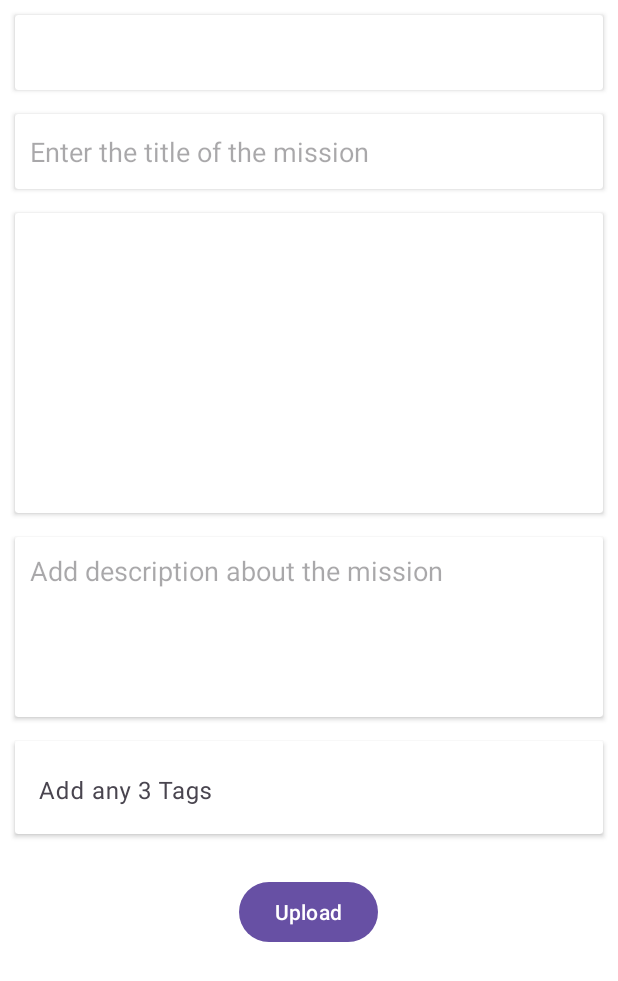
After one commit to fourhaan/CosmicLink, an Android app: the AddPostActivity screen opened directly, with no data from a screen before it, on a phone screen of 412 x 824 dp. The commit adds this screen. Shown: the top 981 px of the screen. Run offline under Robolectric (Android 15) with nearby library versions, the phone set to English and light mode, and no system bars; our stand-ins replace Firebase (no records; nobody signed in at launch, a user with empty details on screens opened directly); libraries missing offline, so code that uses them is left out: com.github.dhaval2404.imagepicker; pictures from the network do not load; Roboto replaces fonts that are not available here.

Commit message:
add first working model of making a post check firebase database for reference

```diff
--- a/app/src/main/java/com/example/volunteerapp/Activities/SearchChatActivity.java
+++ b/app/src/main/java/com/example/volunteerapp/Chat/Activity/SearchChatActivity.java
@@ -1,4 +1,4 @@
-package com.example.volunteerapp.Activities;
+package com.example.volunteerapp.Chat.Activity;
 
 import androidx.appcompat.app.AppCompatActivity;
 
--- a/app/src/main/java/com/example/volunteerapp/Fragments/OrgProfileFragment.java
+++ b/app/src/main/java/com/example/volunteerapp/Fragments/OrgProfileFragment.java
@@ -258,7 +258,6 @@ public class OrgProfileFragment extends Fragment {
                 InputStream inputStream = getContext().getContentResolver().openInputStream(imagePath);
                 bitmap = BitmapFactory.decodeStream(inputStream, null, options);
 
-                // Now you can use the 'bitmap' in your ImageView or perform other operations.
                 profileImageView.setImageBitmap(bitmap);
             } catch (IOException e) {
                 e.printStackTrace();
@@ -308,7 +307,7 @@ public class OrgProfileFragment extends Fragment {
     private Bitmap compressImage() {
         // Decode the image with options to scale down
         BitmapFactory.Options options = new BitmapFactory.Options();
-        options.inSampleSize = 2; // Adjust this value based on your compression needs
+        options.inSampleSize = 2;
 
         Bitmap compressedBitmap = null;
 
--- a/app/src/main/java/com/example/volunteerapp/Models/organisationDetails.java
+++ b/app/src/main/java/com/example/volunteerapp/Models/organisationDetails.java
@@ -3,6 +3,9 @@ package com.example.volunteerapp.Models;
 public class organisationDetails {
     private String fullname,email,mobile,usertype,state,city,joining_date,org_type,bio,image_url,username,userId;
 
+    organisationDetails(){
+
+    }
     // Constructor to initialize values
     public organisationDetails(String TextfullName, String username , String Textemail, String TextmobileNo, String userType, String selectedState, String selectedCity, String joiningDate, String selectedOrgType, String bio, String imgUrl, String userId ) {
         this.fullname = TextfullName;
--- a/app/src/main/java/com/example/volunteerapp/Models/volunteerDetails.java
+++ b/app/src/main/java/com/example/volunteerapp/Models/volunteerDetails.java
@@ -3,6 +3,9 @@ package com.example.volunteerapp.Models;
 public class volunteerDetails {
     private String fullname, username,email, gender, dob, mobile, usertype, state, city, joining_date, bio, image_url,userId;
 
+    volunteerDetails(){
+
+    }
     public volunteerDetails(String TextuserName){
         this.username = TextuserName;
     }
--- /dev/null
+++ b/app/src/main/res/layout/activity_add_post.xml
@@ -0,0 +1,111 @@
+<?xml version="1.0" encoding="utf-8"?>
+<ScrollView xmlns:android="http://schemas.android.com/apk/res/android"
+    xmlns:app="http://schemas.android.com/apk/res-auto"
+    xmlns:tools="http://schemas.android.com/tools"
+    android:layout_width="match_parent"
+    android:layout_height="match_parent"
+    android:background="@color/white"
+    tools:context=".Activities.AddPostActivity">
+
+    <LinearLayout
+        android:layout_width="match_parent"
+        android:layout_height="wrap_content"
+        android:layout_margin="2dp"
+        android:orientation="vertical">
+
+        <androidx.cardview.widget.CardView
+            android:layout_width="match_parent"
+            android:layout_height="wrap_content"
+            android:layout_margin="8dp">
+
+            <View
+                android:layout_width="match_parent"
+                android:layout_height="wrap_content"
+                android:minHeight="50dp" />
+        </androidx.cardview.widget.CardView>
+
+        <androidx.cardview.widget.CardView
+            android:layout_width="match_parent"
+            android:layout_height="wrap_content"
+            android:layout_margin="8dp">
+
+            <EditText
+                android:id="@+id/titleEt"
+                android:layout_width="match_parent"
+                android:layout_height="50dp"
+                android:layout_marginStart="10dp"
+                android:layout_marginEnd="10dp"
+                android:hint="Enter the title of the mission"
+                android:background="@null"
+                android:singleLine="true" />
+        </androidx.cardview.widget.CardView>
+
+        <androidx.cardview.widget.CardView
+            android:layout_width="match_parent"
+            android:layout_height="wrap_content"
+            android:layout_margin="8dp">
+
+            <ImageView
+                android:id="@+id/imageIv"
+                android:layout_width="match_parent"
+                android:layout_height="wrap_content"
+                android:minHeight="200dp" />
+        </androidx.cardview.widget.CardView>
+
+        <androidx.cardview.widget.CardView
+            android:layout_width="match_parent"
+            android:layout_height="wrap_content"
+            android:layout_margin="8dp">
+
+            <EditText
+                android:layout_width="match_parent"
+                android:layout_height="wrap_content"
+                android:gravity="start"
+                android:id="@+id/descriptionEt"
+                android:hint="Add description about the mission"
+                android:background="@null"
+                android:inputType="textCapSentences|textMultiLine"
+                android:minHeight="120dp"
+                android:padding="10dp" />
+        </androidx.cardview.widget.CardView>
+
+        <androidx.cardview.widget.CardView
+            android:layout_width="match_parent"
+            android:layout_height="wrap_content"
+            android:layout_margin="8dp">
+
+            <com.google.android.material.textfield.TextInputLayout
+                android:id="@+id/tagsLayout"
+                android:layout_width="match_parent"
+                android:layout_height="wrap_content"
+                android:layout_centerInParent="true"
+                android:hint="Add any 3 Tags"
+                app:hintTextColor="@color/black"
+                app:boxCornerRadiusBottomEnd="10sp"
+                app:boxCornerRadiusBottomStart="10sp"
+                app:boxCornerRadiusTopEnd="10sp"
+                app:boxCornerRadiusTopStart="10sp"
+                app:boxStrokeWidth="0sp"
+                app:boxStrokeWidthFocused="0sp">
+
+                <com.example.volunteerapp.CustomViews.TagsInputEditText
+                    android:id="@+id/tagsET"
+                    style="@style/ThemeOverlay.Material3.TextInputEditText.FilledBox"
+                    android:layout_width="match_parent"
+                    android:layout_height="wrap_content"
+                    android:background="@android:color/transparent" />
+
+            </com.google.android.material.textfield.TextInputLayout>
+        </androidx.cardview.widget.CardView>
+
+        <Button
+            android:layout_width="wrap_content"
+            android:layout_height="wrap_content"
+            android:layout_gravity="center"
+            android:text="Upload"
+            android:id="@+id/upload_post"
+            android:layout_marginTop="20dp"/>
+
+
+    </LinearLayout>
+</ScrollView>
--- a/app/src/main/res/layout/activity_search_chat.xml
+++ b/app/src/main/res/layout/activity_search_chat.xml
@@ -4,6 +4,6 @@
     xmlns:tools="http://schemas.android.com/tools"
     android:layout_width="match_parent"
     android:layout_height="match_parent"
-    tools:context=".Activities.SearchChatActivity">
+    tools:context=".Chat.Activity.SearchChatActivity">
 
 </androidx.constraintlayout.widget.ConstraintLayout>
```
Also changed, not shown: app/src/main/AndroidManifest.xml (+7 -4 lines), app/src/main/java/com/example/volunteerapp/Activities/AddPostActivity.java (added, +267 -0 lines), app/src/main/java/com/example/volunteerapp/Activities/OrganisationLandingPageActivity.java (+10 -0 lines), app/src/main/java/com/example/volunteerapp/Models/modelPost.java (added, +93 -0 lines).
